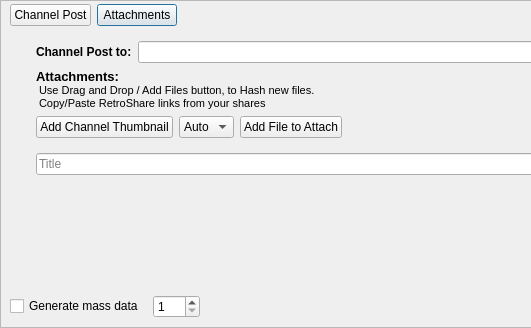
Above: retroshare-gui/src/gui/gxschannels/CreateGxsChannelMsg.ui from RetroShare/RetroShare before the change; both pictures show x 0 to 531 and y 0 to 328 of the 881 by 328 pixel window. Below: the same form after it.
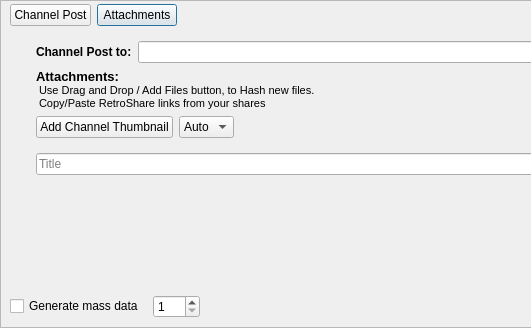
That is the form after the change. Icons and pictures are not drawn. Custom widgets are drawn as their Qt base class.

Commit message: moved attach button to second tab of create channel msg (information redundancy). Added some tooltips

What changed in the file:
```diff
--- a/retroshare-gui/src/gui/gxschannels/CreateGxsChannelMsg.ui
+++ b/retroshare-gui/src/gui/gxschannels/CreateGxsChannelMsg.ui
@@ -213,19 +213,6 @@
               </item>
              </widget>
             </item>
-            <item>
-             <widget class="QPushButton" name="addfilepushButton">
-              <property name="text">
-               <string>Add File to Attach</string>
-              </property>
-              <property name="iconSize">
-               <size>
-                <width>24</width>
-                <height>24</height>
-               </size>
-              </property>
-             </widget>
-            </item>
             <item>
              <spacer name="horizontalSpacer_2">
               <property name="orientation">
```
Left out of the diff: 8 changed lines with no effect on the pictures. The commit also changes 1 other file.
